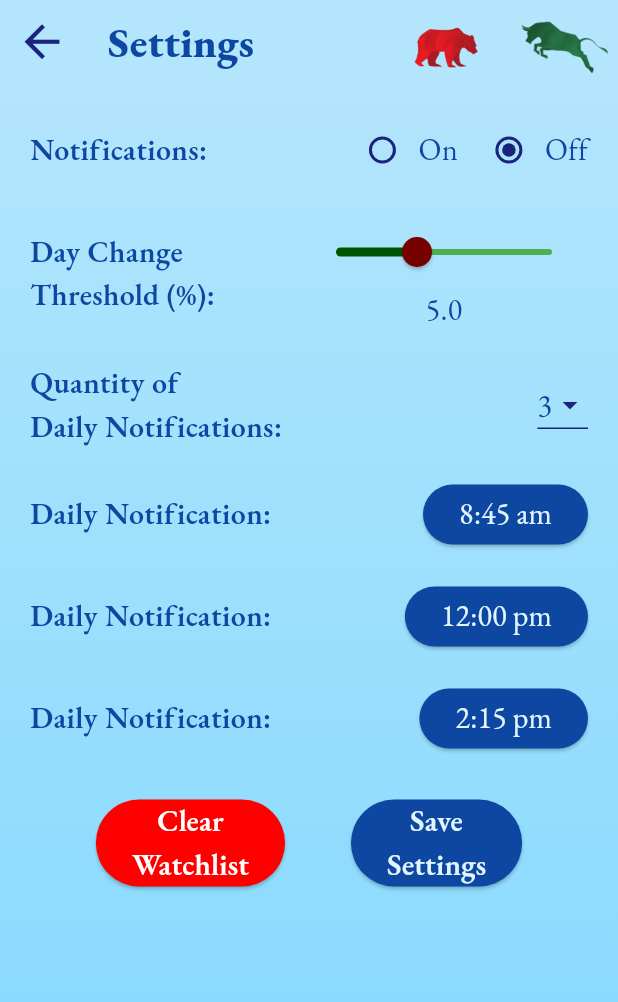
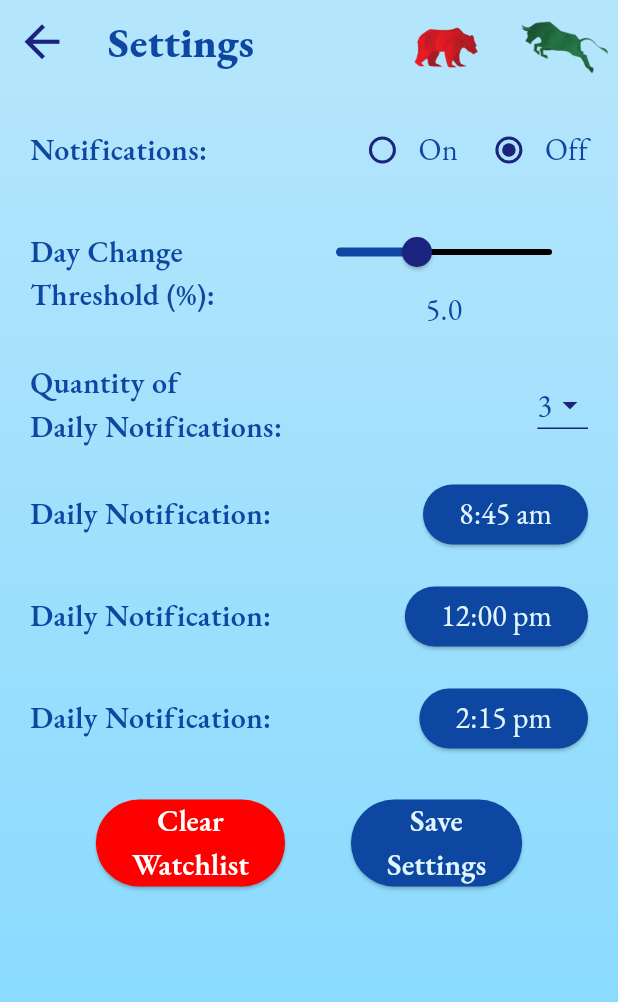
Before and after one commit to JoshMJohnson/Stock_Alert, a Flutter app: the screen it shows after launch, after a tap on the "settings" icon, on a phone screen of 412 x 824 dp. Shown: the top 1002 px of the screen. Run offline on Flutter 3.47's test engine with Material 3 defaults, Android fonts, the phone set to English and light mode, and no system bars; our stand-ins replace shared_preferences.

Commit message:
Update theme.dart

```diff
--- a/lib/theme.dart
+++ b/lib/theme.dart
@@ -34,9 +34,9 @@ ThemeData lightMode = ThemeData(
     ),
   ),
   sliderTheme: const SliderThemeData(
-    thumbColor: Color(0xFF770000),
-    activeTrackColor: Color(0xFF005500),
-    inactiveTrackColor: Color(0xFF4CAF50),
+    thumbColor: Color(0xFF1A237E),
+    activeTrackColor: Color(0xFF0D47A1),
+    inactiveTrackColor: Colors.black,
     disabledThumbColor: Colors.black,
     disabledActiveTrackColor: Colors.white,
     disabledInactiveTrackColor: Color(0xFF424242),
```
